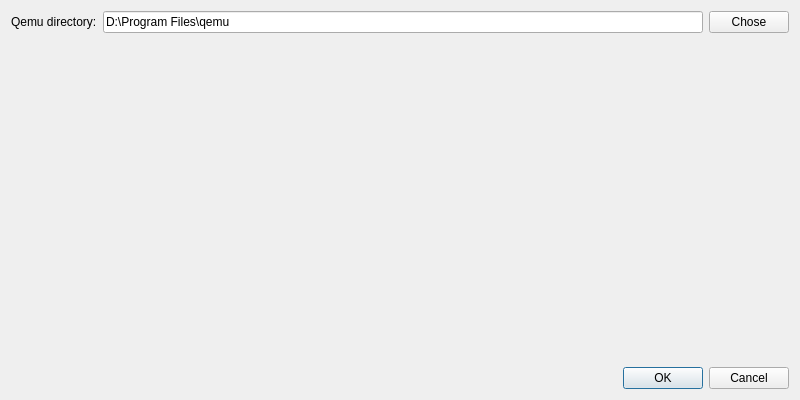
Before: the Qt Designer form mainsetting.ui in rayylee/q-qemu, drawn with Qt 5.
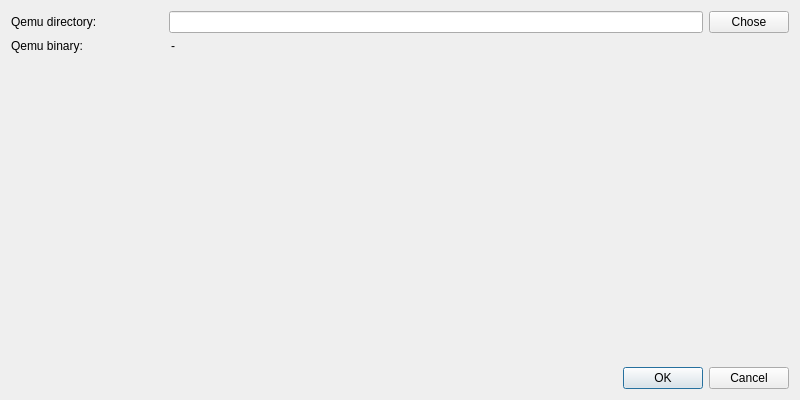
After: the same form once the commit is applied.

```diff
--- a/mainsetting.ui
+++ b/mainsetting.ui
@@ -23,7 +23,7 @@
    <item row="0" column="0">
     <layout class="QVBoxLayout" name="verticalLayout">
      <item>
-      <layout class="QHBoxLayout" name="horizontalLayout">
+      <layout class="QHBoxLayout" name="horizontalLayout" stretch="2,7,1">
        <item>
         <widget class="QLabel" name="label">
          <property name="text">
@@ -34,7 +34,7 @@
        <item>
         <widget class="QLineEdit" name="qemuDirLineEdit">
          <property name="text">
-          <string>D:\Program Files\qemu</string>
+          <string/>
          </property>
         </widget>
        </item>
@@ -47,6 +47,24 @@
        </item>
       </layout>
      </item>
+     <item>
+      <layout class="QHBoxLayout" name="horizontalLayout_7" stretch="2,8">
+       <item>
+        <widget class="QLabel" name="label_2">
+         <property name="text">
+          <string>Qemu binary:</string>
+         </property>
+        </widget>
+       </item>
+       <item>
+        <widget class="QLabel" name="qemuBinLabel">
+         <property name="text">
+          <string>-</string>
+         </property>
+        </widget>
+       </item>
+      </layout>
+     </item>
      <item>
       <spacer name="verticalSpacer">
        <property name="orientation">
```
